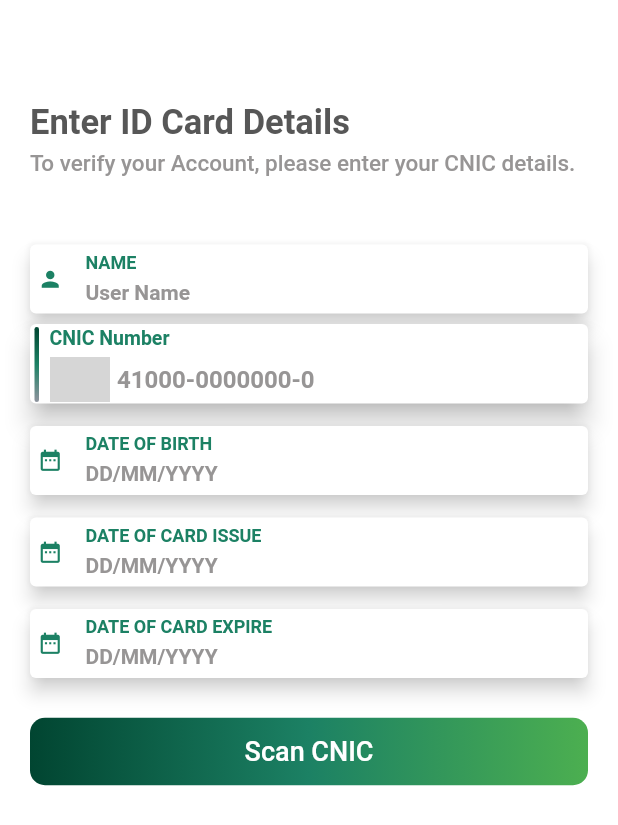
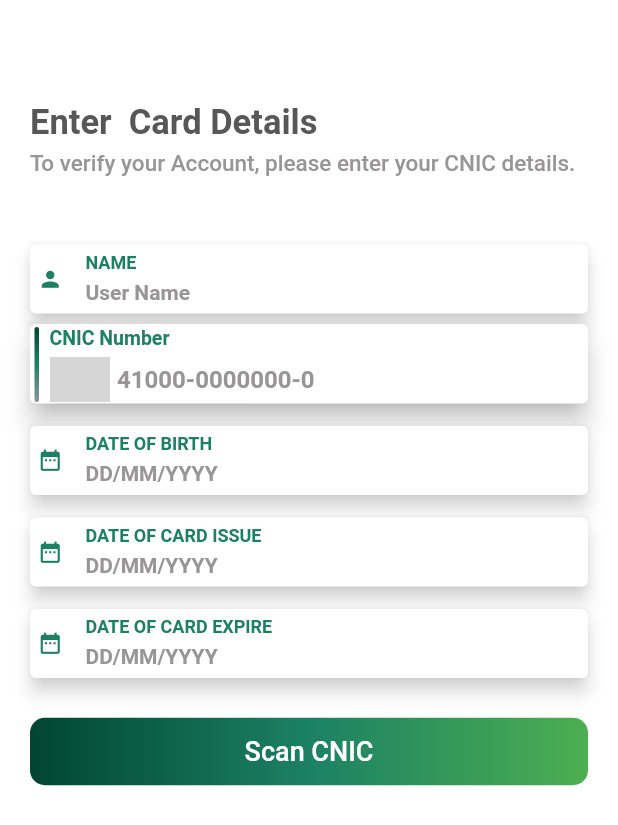
Before and after one commit to iHamza7/cnic_scanner, a Flutter app: the screen it shows after launch, on a phone screen of 412 x 824 dp. Shown: the top 825 px of the screen. Run offline on Flutter 3.47's test engine with Material 2 defaults, Android fonts, the phone set to English and light mode, and no system bars; our stand-ins replace image_picker; missing offline and left inert: cnic_scanner; grey boxes are pictures that could not be loaded.

Commit message:
lib changed

```diff
--- a/lib/main.dart
+++ b/lib/main.dart
@@ -70,7 +70,7 @@ class _MyHomePageState extends State<MyHomePage> {
             const SizedBox(
               height: 18,
             ),
-            const Text('Enter ID Card Details',
+            const Text('Enter  Card Details',
                 style: TextStyle(
                     color: Color(kDarkGreyColor),
                     fontSize: 23.0,
```
